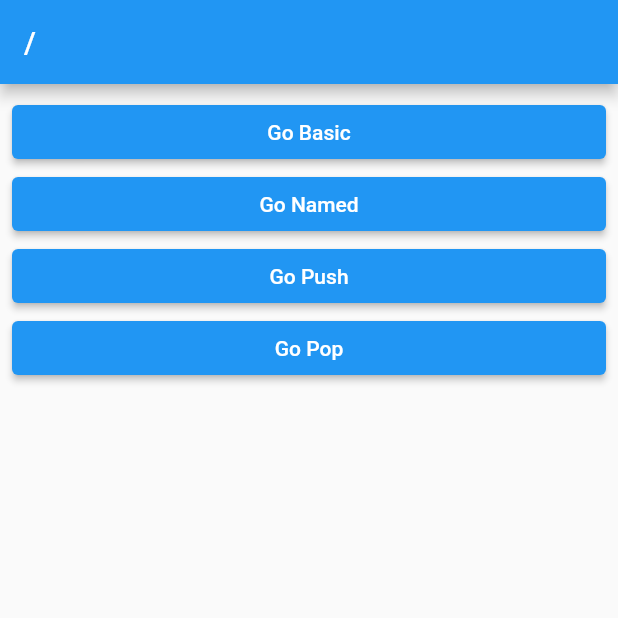
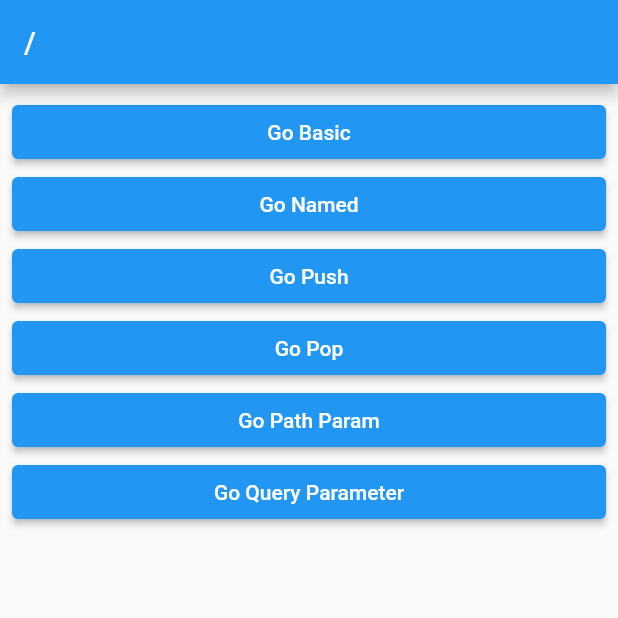
Before and after one commit to MoonSanghee/codefactoryflutter, a Flutter app: the screen it shows after launch, on a phone screen of 412 x 824 dp, the top half of it. Run offline on Flutter 3.47's test engine with Material 2 defaults, Android fonts, the phone set to English and light mode, and no system bars; our stand-ins replace dio, flutter_riverpod, flutter_secure_storage, go_router, retrofit, riverpod_annotation and 1 more; generated files the repository leaves out were written again.

Commit message:
Path Parameters, Query Parameters

```diff
--- a/gorouterpractice/lib/route/router.dart
+++ b/gorouterpractice/lib/route/router.dart
@@ -4,6 +4,8 @@ import 'package:gorouterpractice/screens/2_named_screen.dart';
 import 'package:gorouterpractice/screens/3_push_screen.dart';
 import 'package:gorouterpractice/screens/4_pop_base_screen.dart';
 import 'package:gorouterpractice/screens/5_pop_return_screen.dart';
+import 'package:gorouterpractice/screens/6_path_param_screen.dart';
+import 'package:gorouterpractice/screens/7_query_parameter.dart';
 import 'package:gorouterpractice/screens/root_screen.dart';
 
 final router = GoRouter(
@@ -45,7 +47,28 @@ final router = GoRouter(
                 return const PopReturnScreen();
               },
             )
-            ]),
+          ],
+        ),
+        GoRoute(
+          path: 'path_param/:id',
+          builder: (context, state) {
+            return const PathParamScreen();
+          },
+          routes: [
+            GoRoute(
+              path: ':name',
+              builder: (context, state) {
+                return const PathParamScreen();
+              },
+            ),
+          ],
+        ),
+        GoRoute(
+          path: 'query_param',
+          builder: (context, state) {
+            return const QueryParameterScreen();
+          },
+        ),
       ],
     ),
   ],
--- a/gorouterpractice/lib/screens/root_screen.dart
+++ b/gorouterpractice/lib/screens/root_screen.dart
@@ -30,6 +30,16 @@ class RootScreen extends StatelessWidget {
                 context.go('/pop');
               },
               child: const Text('Go Pop')),
+          ElevatedButton(
+              onPressed: () {
+                context.go('/path_param/456');
+              },
+              child: const Text('Go Path Param')),
+          ElevatedButton(
+              onPressed: () {
+                context.go('/query_param');
+              },
+              child: const Text('Go Query Parameter')),
         ],
       ),
     );
```
Also changed, not shown: gorouterpractice/lib/screens/6_path_param_screen.dart (added, +26 -0 lines), gorouterpractice/lib/screens/7_query_parameter.dart (added, +30 -0 lines). Lines whose indentation alone changed are shown as unchanged.
